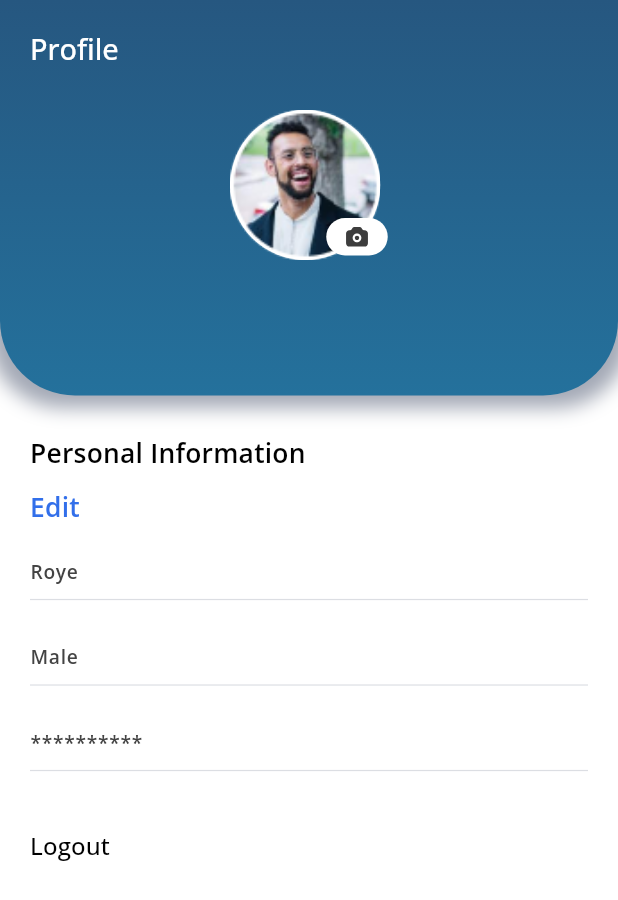
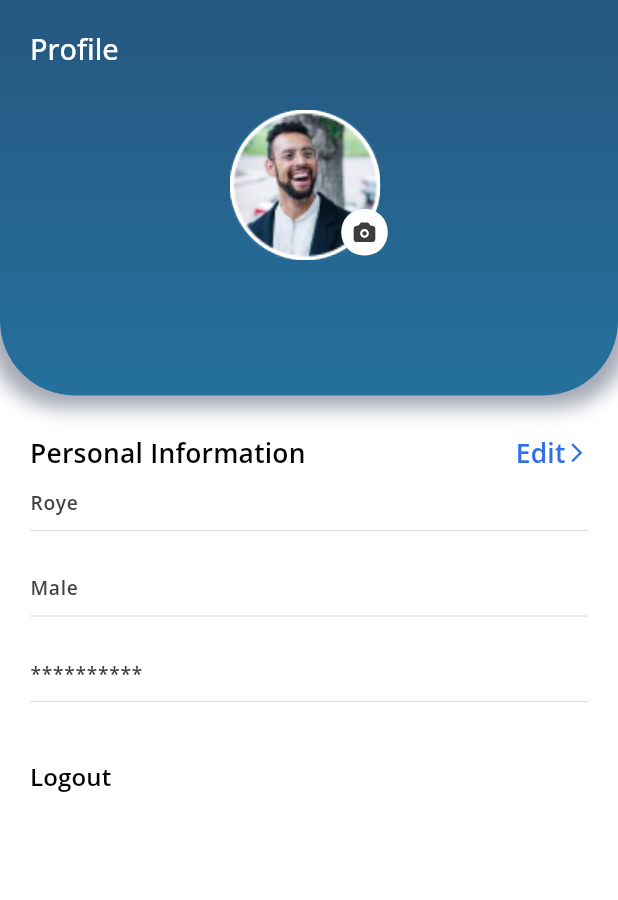
Before and after one commit to Asad06124/roomround2, a Flutter app: the ProfileView screen opened directly, on a phone screen of 412 x 824 dp. Shown: the top 900 px of the screen. Run offline on Flutter 3.47's test engine with Material 3 defaults, Android fonts, the phone set to English and light mode, and no system bars; our stand-ins replace animated_custom_dropdown, cached_network_image, connectivity_plus, dots_indicator, flutter_svg, fluttertoast and 5 more; missing offline and left inert: cool_dropdown; accounts and stored records are empty; statements that could not run were skipped.

```diff
--- a/lib/core/constants/app_images.dart
+++ b/lib/core/constants/app_images.dart
@@ -1,8 +1,14 @@
 class AppImages {
+  // Assets
   static const String logo = "assets/icons/appIcon.svg";
   static const String person = "assets/icons/person.svg";
   static const String lock = "assets/icons/lock.svg";
   static const String search = "assets/icons/search.svg";
   static const String close = "assets/icons/close.svg";
   static const String send = "assets/icons/send.svg";
+
+  // Network
+  static const String personPlaceholder =
+      "https://pcgacademia.pl/wp-content/themes/pcgacademia-child/images/png/avatar-placeholder.png";
+  // "https://www.pngitem.com/pimgs/m/421-4212617_person-placeholder-image-transparent-hd-png-download.png";
 }
--- a/lib/core/constants/app_strings.dart
+++ b/lib/core/constants/app_strings.dart
@@ -80,6 +80,7 @@ class AppStrings {
   static const String member = "Member";
   static const String messageAndResponse = "Messages & Responses";
   static const String messages = "Messages";
+  static const String myEmployees = "My Employees";
   static const String myTicket = "My Tickets";
   static const String newPassword = 'New password';
   static const String next = 'Next';
--- a/lib/core/constants/utilities.dart
+++ b/lib/core/constants/utilities.dart
@@ -1,4 +1,4 @@
-import 'package:internet_connection_checker/internet_connection_checker.dart';
+import 'package:internet_connection_checker_plus/internet_connection_checker_plus.dart';
 import 'package:logger/logger.dart';
 import 'package:roomrounds/core/constants/imports.dart';
 
@@ -29,7 +29,7 @@ class Utilities {
     bool isConnected = false;
 
     try {
-      isConnected = await InternetConnectionChecker().hasConnection;
+      isConnected = await InternetConnection().hasInternetAccess;
     } catch (e) {
       customLogger(
         e.toString(),
--- a/lib/module/profile/components/profile_components.dart
+++ b/lib/module/profile/components/profile_components.dart
@@ -74,7 +74,7 @@ class ProfileComponents {
                   right: 0,
                   child: Container(
                     padding:
-                        const EdgeInsets.symmetric(horizontal: 13, vertical: 5),
+                        const EdgeInsets.symmetric(horizontal: 8, vertical: 8),
                     decoration: BoxDecoration(
                       color: AppColors.white,
                       borderRadius: BorderRadius.circular(15),
--- a/lib/module/profile/views/profile_view.dart
+++ b/lib/module/profile/views/profile_view.dart
@@ -8,6 +8,8 @@ class ProfileView extends StatelessWidget {
   @override
   Widget build(BuildContext context) {
     User? user = profileController.user;
+    UserType userType = profileController.userType;
+
     return Scaffold(
       body: SingleChildScrollView(
         child: Column(
@@ -21,11 +23,11 @@ class ProfileView extends StatelessWidget {
               //     : "Department Manager",
             ),
             Padding(
-              padding: const EdgeInsets.symmetric(horizontal: 20),
+              padding: const EdgeInsets.symmetric(horizontal: 20, vertical: 25),
               child: Column(
                 crossAxisAlignment: CrossAxisAlignment.start,
                 children: [
-                  SB.h(25),
+                  // SB.h(25),
                   Row(
                     mainAxisAlignment: MainAxisAlignment.spaceBetween,
                     children: [
@@ -36,40 +38,52 @@ class ProfileView extends StatelessWidget {
                           fontWeight: FontWeight.w600,
                         ),
                       ),
+                      InkWell(
+                        onTap: () {},
+                        child: Row(
+                          children: [
+                            Text(
+                              AppStrings.edit,
+                              style: context.titleMedium!.copyWith(
+                                color: AppColors.deepSkyBlue,
+                                fontWeight: FontWeight.w600,
+                              ),
+                            ),
+                            Icon(
+                              Icons.arrow_forward_ios,
+                              color: AppColors.deepSkyBlue,
+                              size: 15,
+                            ),
+                          ],
+                        ),
+                      ),
                     ],
                   ),
                   SB.h(10),
-                  Text(
-                    AppStrings.edit,
-                    style: context.titleMedium!.copyWith(
-                      color: AppColors.deepSkyBlue,
-                      fontWeight: FontWeight.w600,
-                    ),
-                  ),
-                  SB.h(20),
+                  // SB.h(20),
                   SettingsComponents.tile(context, title: user?.username),
                   SettingsComponents.tile(context, title: "Roye"),
                   SettingsComponents.tile(context, title: "Male"),
                   SettingsComponents.tile(context, title: user?.email),
                   SettingsComponents.tile(context, title: "**********"),
-                  if (userData.type == UserType.manager)
-                    GestureDetector(
+                  if (userType == UserType.manager)
+                    InkWell(
                       onTap: () => Get.toNamed(AppRoutes.TEAMMEMBERS),
                       child: Text(
                         AppStrings.teamMember,
                         style: context.titleSmall!.copyWith(
+                          fontWeight: FontWeight.w600,
                           color: AppColors.black,
                         ),
                       ),
                     ),
                   SB.h(10),
                   InkWell(
-                    onTap: () {
-                      profileController.logout();
-                    },
+                    onTap: () => profileController.logout(),
                     child: Text(
                       AppStrings.logout,
                       style: context.titleSmall!.copyWith(
+                        fontWeight: FontWeight.w600,
                         color: AppColors.black,
                       ),
                     ),
--- a/pubspec.yaml
+++ b/pubspec.yaml
@@ -37,13 +37,13 @@ dependencies:
   flutter:
     sdk: flutter
   flutter_gen: ^5.3.2
-  flutter_launcher_icons: ^0.13.1
+  flutter_launcher_icons: ^0.14.1
   flutter_svg: ^2.0.10+1
   fluttertoast: ^8.2.4
   get: ^4.6.6
   get_storage: ^2.1.1
   http: ^1.2.0
-  internet_connection_checker: ^2.0.0
+  internet_connection_checker_plus: ^2.0.0
   intl: ^0.19.0
   loading_animation_widget: ^1.2.0+4
   logger: ^2.0.2+1
@@ -61,7 +61,7 @@ dependency_overrides:
 dev_dependencies:
   build_runner: null
   flutter_gen_runner: null
-  flutter_lints: ^4.0.0
+  flutter_lints: ^5.0.0
   flutter_test:
     sdk: flutter
 
```
Also changed, not shown: lib/module/emloyee_directory/controller/employee_directory_controller.dart (+50 -0 lines), lib/module/emloyee_directory/views/employee_directory_view.dart (+3 -5 lines), lib/utils/custome_tiles.dart (+19 -11 lines), pubspec.lock.
